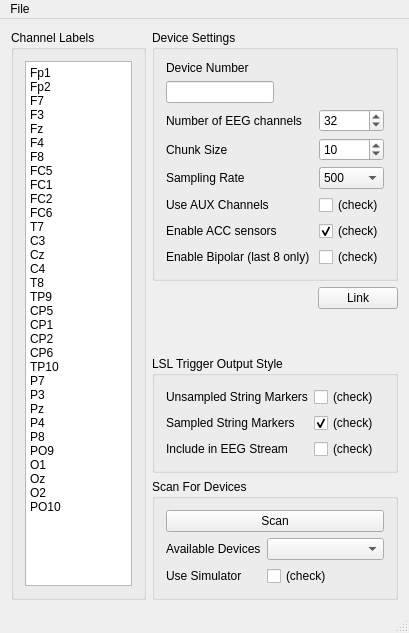
Before: the Qt Designer form Apps/BrainProducts/LiveAmp/mainwindow.ui in sccn/lsl_archived, drawn with Qt 5.
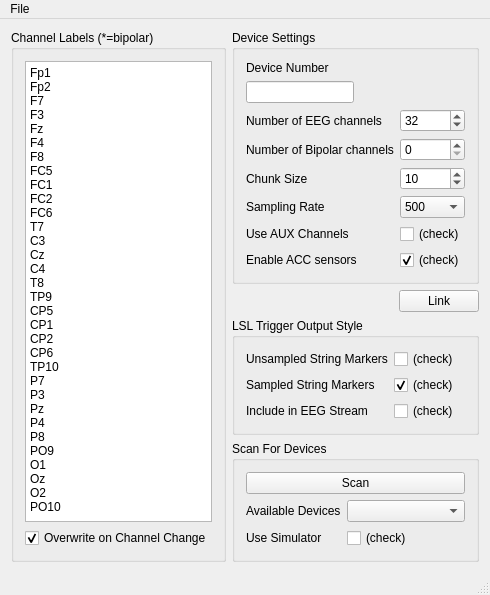
After: the same form once the commit is applied.

Commit message: updated liveamp app to support 8 and 16 channel modules

The edit to the form file:
```diff
--- a/Apps/BrainProducts/LiveAmp/mainwindow.ui
+++ b/Apps/BrainProducts/LiveAmp/mainwindow.ui
@@ -6,8 +6,8 @@
    <rect>
     <x>0</x>
     <y>0</y>
-    <width>409</width>
-    <height>633</height>
+    <width>434</width>
+    <height>574</height>
    </rect>
   </property>
   <property name="windowTitle">
@@ -18,7 +18,7 @@
     <item>
      <widget class="QGroupBox" name="groupBox_2">
       <property name="title">
-       <string>Channel Labels</string>
+       <string>Channel Labels (*=bipolar)</string>
       </property>
       <layout class="QGridLayout" name="gridLayout">
        <item row="0" column="0">
@@ -65,6 +65,19 @@
          </property>
         </widget>
        </item>
+       <item row="1" column="0">
+        <widget class="QCheckBox" name="overwriteChannelLabels">
+         <property name="toolTip">
+          <string>&lt;html&gt;&lt;head/&gt;&lt;body&gt;&lt;p&gt;Uncheck this if you don't want the channel labels to change when you adjust the number of EEG or bipolar channels (e.g. if you want channel labels other than indices).&lt;/p&gt;&lt;/body&gt;&lt;/html&gt;</string>
+         </property>
+         <property name="text">
+          <string>Overwrite on Channel Change</string>
+         </property>
+         <property name="checked">
+          <bool>true</bool>
+         </property>
+        </widget>
+       </item>
       </layout>
      </widget>
     </item>
@@ -89,6 +102,19 @@
            </property>
           </widget>
          </item>
+         <item row="2" column="0">
+          <widget class="QLineEdit" name="deviceSerialNumber">
+           <property name="toolTip">
+            <string>The number of the USB device (if multiple); the first one is #0.</string>
+           </property>
+           <property name="inputMask">
+            <string/>
+           </property>
+           <property name="text">
+            <string/>
+           </property>
+          </widget>
+         </item>
          <item row="3" column="0">
           <widget class="QLabel" name="label_2">
            <property name="text">
@@ -97,15 +123,15 @@
           </widget>
          </item>
          <item row="3" column="1">
-          <widget class="QSpinBox" name="channelCount">
+          <widget class="QSpinBox" name="eegChannelCount">
            <property name="toolTip">
             <string>This must match the number of entries in the channel list</string>
            </property>
            <property name="minimum">
-            <number>1</number>
+            <number>0</number>
            </property>
            <property name="maximum">
-            <number>256</number>
+            <number>64</number>
            </property>
            <property name="singleStep">
             <number>1</number>
@@ -115,14 +141,14 @@
            </property>
           </widget>
          </item>
-         <item row="4" column="0">
+         <item row="5" column="0">
           <widget class="QLabel" name="label">
            <property name="text">
             <string>Chunk Size</string>
            </property>
           </widget>
          </item>
-         <item row="4" column="1">
+         <item row="5" column="1">
           <widget class="QSpinBox" name="chunkSize">
            <property name="toolTip">
             <string>&lt;html&gt;&lt;head/&gt;&lt;body&gt;&lt;p&gt;The number of samples per chunk emitted by the driver -- a small value will lead to lower overall latency but causes more CPU load, max value is 20&lt;/p&gt;&lt;/body&gt;&lt;/html&gt;</string>
@@ -138,14 +164,14 @@
            </property>
           </widget>
          </item>
-         <item row="5" column="0">
+         <item row="6" column="0">
           <widget class="QLabel" name="label_3">
            <property name="text">
             <string>Sampling Rate</string>
            </property>
           </widget>
          </item>
-         <item row="5" column="1">
+         <item row="6" column="1">
           <widget class="QComboBox" name="samplingRate">
            <property name="toolTip">
             <string>The sampling rate to use; higher sampling rates require more network bandwidth (and storage space if recording), particularly the very high rates of 10KHz+. The native rates are those that are natively supported by the hardware and the resampled rates are resampled in software  (using a linear-phase sinc resampler that delays the output signal by 5 samples).</string>
@@ -170,14 +196,14 @@
            </item>
           </widget>
          </item>
-         <item row="6" column="0">
+         <item row="7" column="0">
           <widget class="QLabel" name="label_7">
            <property name="text">
             <string>Use AUX Channels</string>
            </property>
           </widget>
          </item>
-         <item row="6" column="1">
+         <item row="7" column="1">
           <widget class="QCheckBox" name="useAUX">
            <property name="toolTip">
             <string>If this is checked then the last 8 channels will hold the AUX signals; make sure to increase your channel count accordingly.</string>
@@ -190,14 +216,14 @@
            </property>
           </widget>
          </item>
-         <item row="7" column="0">
+         <item row="8" column="0">
           <widget class="QLabel" name="label_8">
            <property name="text">
             <string>Enable ACC sensors</string>
            </property>
           </widget>
          </item>
-         <item row="7" column="1">
+         <item row="8" column="1">
           <widget class="QCheckBox" name="useACC">
            <property name="toolTip">
             <string>This will enable Acceleration sensors X, Y and Z.</string>
@@ -210,30 +236,20 @@
            </property>
           </widget>
          </item>
-         <item row="8" column="0">
+         <item row="4" column="1">
+          <widget class="QSpinBox" name="bipolarChannelCount">
+           <property name="toolTip">
+            <string>&lt;html&gt;&lt;head/&gt;&lt;body&gt;&lt;p&gt;In LiveAmp 32, if any bipolar channels are enabled, the maximum number of EEG channels drops to 24. In LiveAmp 16 or 8, you are limited to 16 or 8 channels total and a maximum of 8 bipolar channels.&lt;/p&gt;&lt;/body&gt;&lt;/html&gt;</string>
+           </property>
+           <property name="maximum">
+            <number>8</number>
+           </property>
+          </widget>
+         </item>
+         <item row="4" column="0">
           <widget class="QLabel" name="label_12">
            <property name="text">
-            <string>Enable Bipolar (last 8 only) </string>
-           </property>
-          </widget>
-         </item>
-         <item row="8" column="1">
-          <widget class="QCheckBox" name="useBipolar">
-           <property name="text">
-            <string>(check)</string>
-           </property>
-          </widget>
-         </item>
-         <item row="2" column="0">
-          <widget class="QLineEdit" name="deviceSerialNumber">
-           <property name="toolTip">
-            <string>The number of the USB device (if multiple); the first one is #0.</string>
-           </property>
-           <property name="inputMask">
-            <string/>
-           </property>
-           <property name="text">
-            <string/>
+            <string>Number of Bipolar channels</string>
            </property>
           </widget>
          </item>
@@ -390,7 +406,7 @@
     <rect>
      <x>0</x>
      <y>0</y>
-     <width>409</width>
+     <width>434</width>
      <height>21</height>
     </rect>
    </property>
```
The commit also changes 9 other files.
